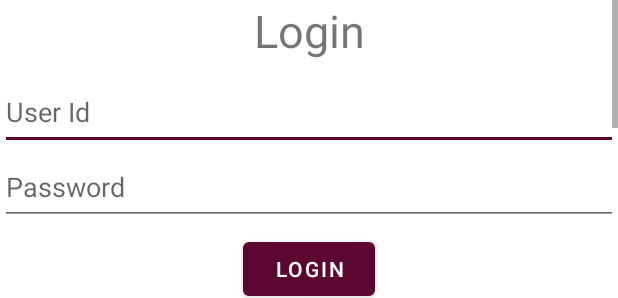
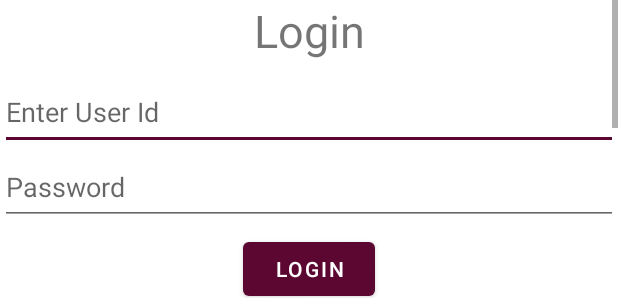
Before and after one commit to malikhammadt7/OldBooks, an Android app built with Jetpack Compose: the layout activity_main.xml on its own in the app's theme, with its tools: preview values and no code run, on a phone screen of 412 x 824 dp. Shown: the top 298 px of the screen. Run offline under Robolectric (Android 15) with nearby library versions, the phone set to English and light mode, and no system bars; Roboto replaces fonts that are not available here.

```diff
--- /dev/null
+++ b/app/src/main/res/drawable/icon_home_24.xml
@@ -0,0 +1,5 @@
+<vector android:height="24dp" android:tint="#5D0834"
+    android:viewportHeight="24" android:viewportWidth="24"
+    android:width="24dp" xmlns:android="http://schemas.android.com/apk/res/android">
+    <path android:fillColor="@android:color/white" android:pathData="M10,20v-6h4v6h5v-8h3L12,3 2,12h3v8z"/>
+</vector>
--- /dev/null
+++ b/app/src/main/res/drawable/icon_notifications_24.xml
@@ -0,0 +1,5 @@
+<vector android:height="24dp" android:tint="#5D0834"
+    android:viewportHeight="24" android:viewportWidth="24"
+    android:width="24dp" xmlns:android="http://schemas.android.com/apk/res/android">
+    <path android:fillColor="@android:color/white" android:pathData="M12,22c1.1,0 2,-0.9 2,-2h-4c0,1.1 0.89,2 2,2zM18,16v-5c0,-3.07 -1.64,-5.64 -4.5,-6.32L13.5,4c0,-0.83 -0.67,-1.5 -1.5,-1.5s-1.5,0.67 -1.5,1.5v0.68C7.63,5.36 6,7.92 6,11v5l-2,2v1h16v-1l-2,-2z"/>
+</vector>
--- a/app/src/main/res/layout/activity_main.xml
+++ b/app/src/main/res/layout/activity_main.xml
@@ -109,7 +109,7 @@
                 android:layout_width="match_parent"
                 android:layout_height="50dp"
                 android:inputType="text"
-                android:hint="User Id" />
+                android:hint="Enter User Id" />
 
             <EditText
                 android:id="@+id/edtPswd"
```
